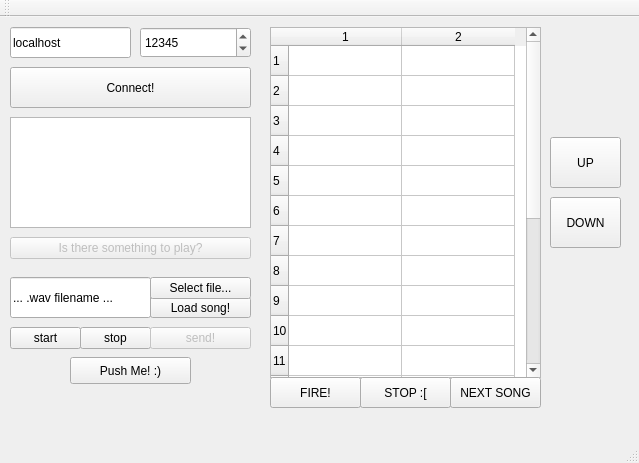
Qt form QtClient - basics/AudioClient/clientwindow.ui (zkatzen/sk2-projekt) before a commit.
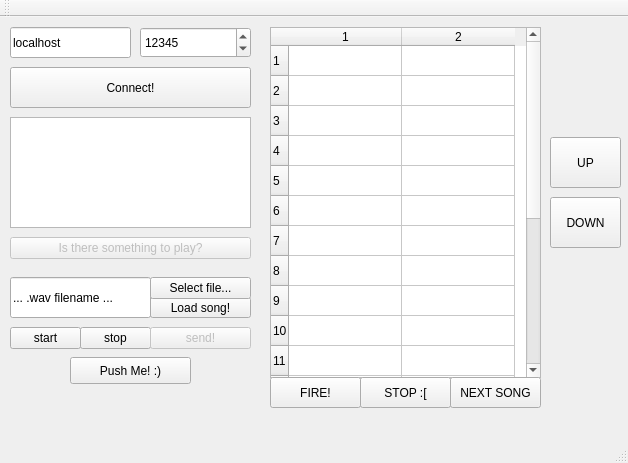
The same form after that commit. Icons and pictures are not drawn.

```diff
--- a/QtClient - basics/AudioClient/clientwindow.ui
+++ b/QtClient - basics/AudioClient/clientwindow.ui
@@ -6,13 +6,16 @@
    <rect>
     <x>0</x>
     <y>0</y>
-    <width>639</width>
+    <width>628</width>
     <height>463</height>
    </rect>
   </property>
   <property name="windowTitle">
    <string>ClientWindow</string>
   </property>
+  <property name="autoFillBackground">
+   <bool>false</bool>
+  </property>
   <widget class="QWidget" name="centralWidget">
    <widget class="QLineEdit" name="destAddr">
     <property name="geometry">
```
Left out of the diff: 4 changed lines with no effect on the pictures.
